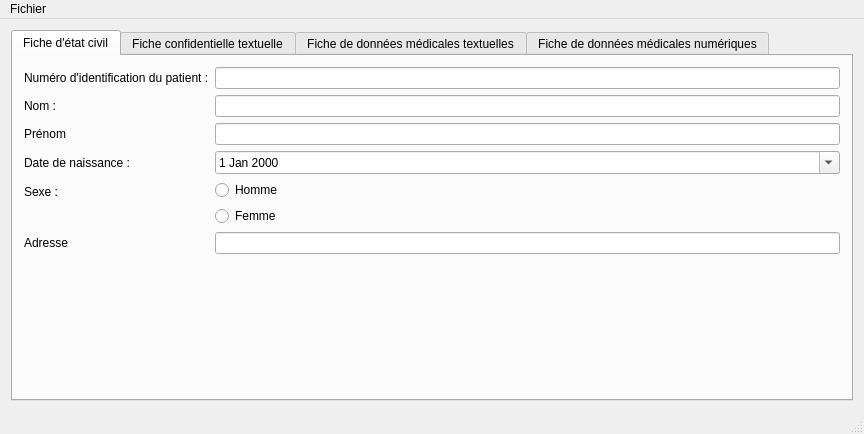
First picture: the form in gui/Viewer/forms/mainwindow.ui, repository Krozark/Salamandre, before the edit.
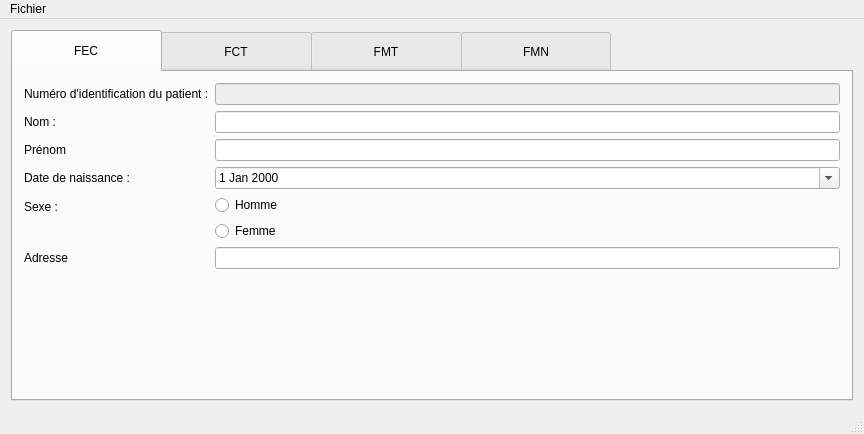
Second picture: the form after the edit. Icons and pictures are not drawn.

Diff of the .ui file:
```diff
--- a/gui/Viewer/forms/mainwindow.ui
+++ b/gui/Viewer/forms/mainwindow.ui
@@ -21,8 +21,16 @@
    <layout class="QVBoxLayout" name="verticalLayout">
     <item>
      <widget class="QTabWidget" name="tabWidgetFiles">
+      <property name="font">
+       <font>
+        <pointsize>9</pointsize>
+       </font>
+      </property>
       <property name="styleSheet">
-       <string notr="true"/>
+       <string notr="true">QTabBar::tab{
+	height:42px;
+	width:150px;
+}</string>
       </property>
       <property name="tabPosition">
        <enum>QTabWidget::North</enum>
@@ -33,6 +41,18 @@
       <property name="currentIndex">
        <number>0</number>
       </property>
+      <property name="iconSize">
+       <size>
+        <width>32</width>
+        <height>32</height>
+       </size>
+      </property>
+      <property name="usesScrollButtons">
+       <bool>true</bool>
+      </property>
+      <property name="documentMode">
+       <bool>false</bool>
+      </property>
       <property name="tabsClosable">
        <bool>false</bool>
       </property>
@@ -41,6 +61,9 @@
       </property>
       <widget class="QWidget" name="tabCivilState">
        <attribute name="title">
+        <string>FEC</string>
+       </attribute>
+       <attribute name="toolTip">
         <string>Fiche d'état civil</string>
        </attribute>
        <layout class="QVBoxLayout" name="verticalLayout_2">
@@ -57,7 +80,11 @@
            </widget>
           </item>
           <item row="0" column="1">
-           <widget class="QLineEdit" name="lineEdit_patientIdNumber"/>
+           <widget class="QLineEdit" name="lineEdit_patientIdNumber">
+            <property name="enabled">
+             <bool>false</bool>
+            </property>
+           </widget>
           </item>
           <item row="1" column="0">
            <widget class="QLabel" name="label_patientLastName">
@@ -142,6 +169,9 @@
       </widget>
       <widget class="QWidget" name="tabConfidential">
        <attribute name="title">
+        <string>FCT</string>
+       </attribute>
+       <attribute name="toolTip">
         <string>Fiche confidentielle textuelle</string>
        </attribute>
        <layout class="QVBoxLayout" name="verticalLayout_4">
@@ -170,6 +200,9 @@
       </widget>
       <widget class="QWidget" name="tabMedicalDatas">
        <attribute name="title">
+        <string>FMT</string>
+       </attribute>
+       <attribute name="toolTip">
         <string>Fiche de données médicales textuelles</string>
        </attribute>
        <layout class="QVBoxLayout" name="verticalLayout_5">
@@ -198,6 +231,9 @@
       </widget>
       <widget class="QWidget" name="tabMedicalNumericalDatas">
        <attribute name="title">
+        <string>FMN</string>
+       </attribute>
+       <attribute name="toolTip">
         <string>Fiche de données médicales numériques</string>
        </attribute>
        <layout class="QVBoxLayout" name="verticalLayout_6">
```
Left out of the diff: 43 changed lines with no effect on the pictures.
